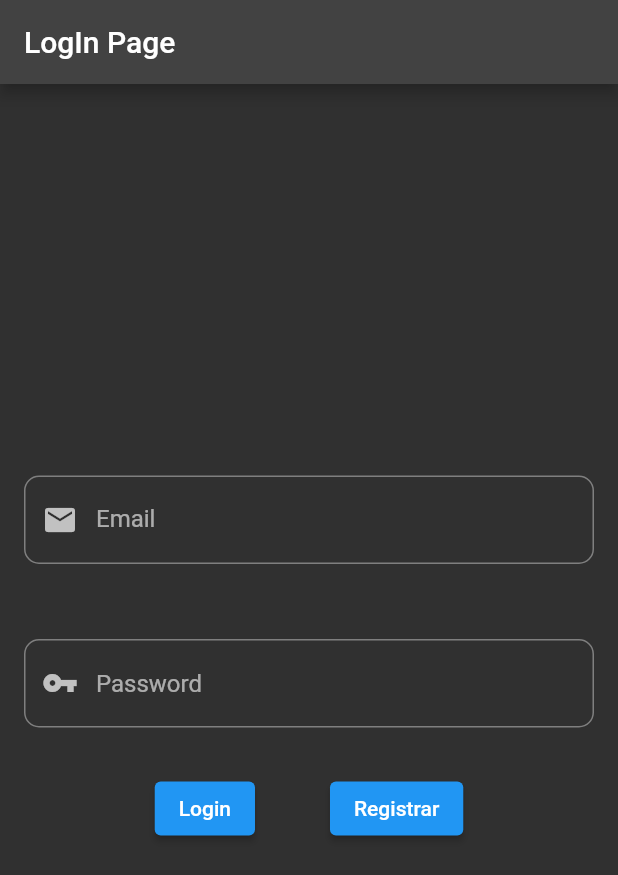
After one commit to Mecmecker/qrmovie, a Flutter app: the screen it shows after launch, after a tap on "Login", on a phone screen of 412 x 824 dp. The commit adds this screen. Shown: the top 875 px of the screen. Run offline on Flutter 3.47's test engine with Material 2 defaults, Android fonts, the phone set to English and light mode, and no system bars; our stand-ins replace firebase_auth, firebase_core, fluttertoast; accounts and stored records are empty; network calls fail.

Commit message:
Configuracion de Firebase + toJson fromJson +login

```diff
--- a/lib/main.dart
+++ b/lib/main.dart
@@ -1,6 +1,8 @@
+import 'package:firebase_core/firebase_core.dart';
 import 'package:flutter/cupertino.dart';
 import 'package:flutter/material.dart';
 import 'package:qrmovie/screens/cartelera_screen.dart';
+import 'package:qrmovie/screens/login_screen.dart';
 
 class MyApp extends StatelessWidget {
   const MyApp({Key? key}) : super(key: key);
@@ -10,11 +12,13 @@ class MyApp extends StatelessWidget {
     return MaterialApp(
       theme: ThemeData.dark(),
       debugShowCheckedModeBanner: false,
-      home: CarteleraScreen(),
+      home: LoginScreen(),
     );
   }
 }
 
-void main() {
+void main() async {
+  WidgetsFlutterBinding.ensureInitialized();
+  await Firebase.initializeApp();
   runApp(MyApp());
 }
--- /dev/null
+++ b/lib/screens/login_screen.dart
@@ -0,0 +1,119 @@
+import 'package:firebase_auth/firebase_auth.dart';
+import 'package:flutter/foundation.dart';
+import 'package:flutter/material.dart';
+import 'package:fluttertoast/fluttertoast.dart';
+
+import 'package:qrmovie/screens/cartelera_screen.dart';
+
+class LoginScreen extends StatefulWidget {
+  const LoginScreen({Key? key}) : super(key: key);
+
+  @override
+  _LoginScreenState createState() => _LoginScreenState();
+}
+
+class _LoginScreenState extends State<LoginScreen> {
+  late TextEditingController _controllerEmail, _controllerPwd;
+  final _auth = FirebaseAuth.instance;
+
+  @override
+  void initState() {
+    _controllerEmail = TextEditingController();
+    _controllerPwd = TextEditingController();
+
+    super.initState();
+  }
+
+  @override
+  void dispose() {
+    _controllerEmail.dispose();
+    _controllerPwd.dispose();
+    super.dispose();
+  }
+
+  @override
+  Widget build(BuildContext context) {
+    return Scaffold(
+      appBar: AppBar(
+        title: Text('LogIn Page'),
+      ),
+      body: Padding(
+        padding: const EdgeInsets.all(16.0),
+        child: Center(
+          child: Column(
+            mainAxisSize: MainAxisSize.min,
+            children: [
+              TextField(
+                controller: _controllerEmail,
+                decoration: InputDecoration(
+                  hintText: 'Put your email',
+                  labelText: 'Email',
+                  prefixIcon: Icon(Icons.email),
+                  border: OutlineInputBorder(
+                      borderRadius: BorderRadius.circular(10)),
+                ),
+              ),
+              SizedBox(
+                height: 50,
+              ),
+              TextField(
+                controller: _controllerPwd,
+                decoration: InputDecoration(
+                  hintText: 'Password',
+                  prefixIcon: Icon(Icons.vpn_key),
+                  border: OutlineInputBorder(
+                    borderRadius: BorderRadius.circular(10),
+                  ),
+                ),
+                obscureText: true,
+              ),
+              SizedBox(
+                height: 30,
+              ),
+              Center(
+                child: Row(
+                  mainAxisSize: MainAxisSize.min,
+                  children: [
+                    ElevatedButton(
+                        onPressed: () async {
+                          if (_controllerEmail.text.isNotEmpty &&
+                              _controllerPwd.text.isNotEmpty)
+                            try {
+                              await _auth.signInWithEmailAndPassword(
+                                  email: _controllerEmail.text,
+                                  password: _controllerPwd.text);
+                              Navigator.of(context).push(MaterialPageRoute(
+                                  builder: (context) => CarteleraScreen()));
+                            } on FirebaseAuthException catch (e) {
+                              Fluttertoast.showToast(
+                                  msg: 'Usuario o Contraseña incorrectos');
+                            }
+                        },
+                        child: Text('Login')),
+                    SizedBox(
+                      width: 50,
+                    ),
+                    ElevatedButton(
+                        onPressed: () async {
+                          try {
+                            await _auth.createUserWithEmailAndPassword(
+                                email: _controllerEmail.text,
+                                password: _controllerPwd.text);
+                            Navigator.of(context).push(MaterialPageRoute(
+                                builder: (context) => CarteleraScreen()));
+                          } on FirebaseAuthException catch (e) {
+                            Fluttertoast.showToast(
+                                msg: 'Usuario o Contraseña ya existentes');
+                          }
+                        },
+                        child: Text('Registrar')),
+                  ],
+                ),
+              )
+            ],
+          ),
+        ),
+      ),
+    );
+  }
+}
```
Also changed, not shown: lib/models/butaca_model.dart (+13 -0 lines), lib/models/sesion_model.dart (+22 -4 lines), lib/screens/cartel_peli_screen.dart (+5 -24 lines), pubspec.yaml (+3 -6 lines), pubspec.lock.
